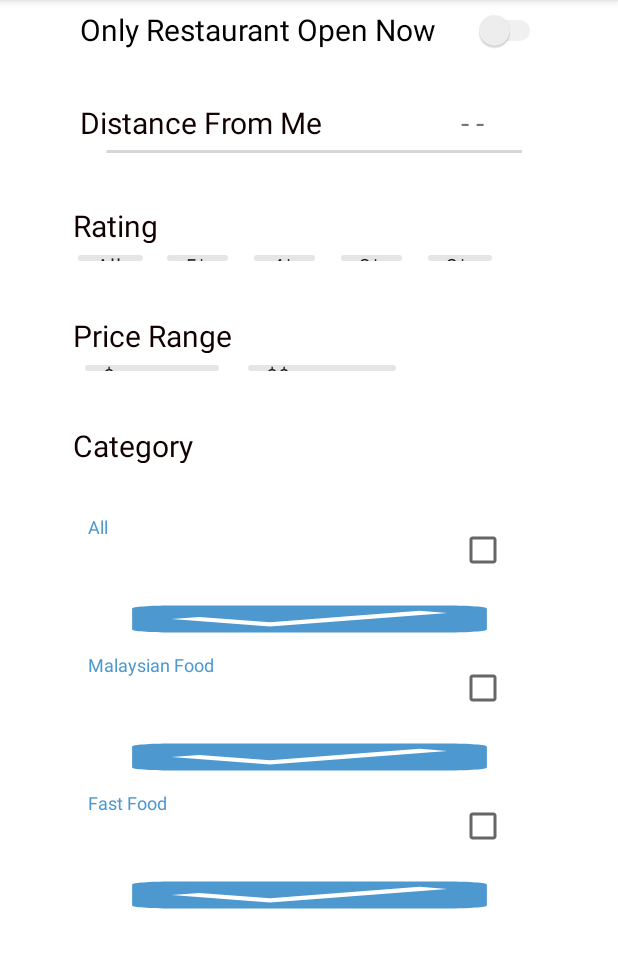
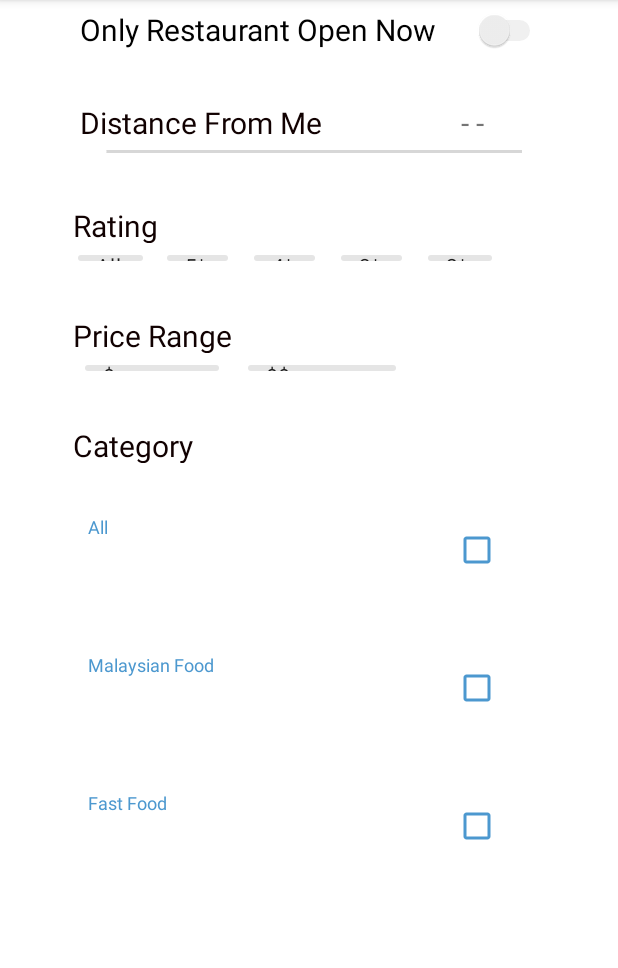
Before and after one commit to ooizhenyi/JustEat, an Android app: the screen it shows after launch (MainActivity), on a phone screen of 412 x 824 dp, the part 84-1052 px from its top. Run offline under Robolectric (Android 15) with nearby library versions, the phone set to English and light mode, and no system bars.

Commit message:
mobileASSM

```diff
--- a/app/src/main/java/com/example/justeat/MainActivity.kt
+++ b/app/src/main/java/com/example/justeat/MainActivity.kt
@@ -1,8 +1,13 @@
 package com.example.justeat
 
+import android.Manifest
 import android.content.Context
+import android.content.pm.PackageManager
 import android.graphics.Canvas
 import android.graphics.drawable.Drawable
+import android.location.Location
+import android.location.LocationManager
+import android.os.Build
 import androidx.appcompat.app.AppCompatActivity
 import android.os.Bundle
 import android.view.LayoutInflater
@@ -12,12 +17,18 @@ import android.widget.SeekBar
 import android.widget.Switch
 import android.widget.TextView
 import android.widget.Toast
+import androidx.core.app.ActivityCompat
 import androidx.core.content.ContextCompat
 import androidx.recyclerview.widget.LinearLayoutManager
 import androidx.recyclerview.widget.RecyclerView
+import com.google.android.gms.location.FusedLocationProviderClient
+import com.google.android.gms.maps.GoogleMap
+import com.google.android.gms.maps.SupportMapFragment
 import com.google.android.material.chip.Chip
 import kotlinx.android.synthetic.main.activity_main.*
 import kotlinx.android.synthetic.main.checkbox.*
+
+private const val PERMISSION_REQUEST = 10
 
 class MainActivity : AppCompatActivity(), SeekBar.OnSeekBarChangeListener {
     //seekbar
@@ -28,9 +39,24 @@ class MainActivity : AppCompatActivity(), SeekBar.OnSeekBarChangeListener {
     private val list: RecyclerView? = null
     private var recyclerAdapter: adapter? = null
 
+
+    //map
+
+    lateinit var locationManager: LocationManager
+    private var hasGps = false
+    private var hasNetwork = false
+    private var locationGps: Location? = null
+    private var locationNetwork: Location? = null
+
+    private var permissions = arrayOf(Manifest.permission.ACCESS_FINE_LOCATION, Manifest.permission.ACCESS_COARSE_LOCATION)
+
+
     override fun onCreate(savedInstanceState: Bundle?) {
         super.onCreate(savedInstanceState)
         setContentView(R.layout.activity_main)
+
+
+        //user location
 
         //switch button
         val sw1 = findViewById<Switch>(R.id.switch1)
@@ -56,6 +82,7 @@ class MainActivity : AppCompatActivity(), SeekBar.OnSeekBarChangeListener {
             val chip: Chip? = findViewById(checkedId)
 
             chip?.let {
+                chip?.setChipBackgroundColorResource(R.color.lightBlue)
                 // Show the checked chip text on toast message
                 toast("${it.text} checked")
             }
@@ -66,7 +93,8 @@ class MainActivity : AppCompatActivity(), SeekBar.OnSeekBarChangeListener {
             val chip: Chip? = findViewById(checkId)
             chip?.let {
 
-                chip?.setChipBackgroundColorResource(R.color.lightBlue)
+                //chip?.setChipBackgroundColorResource(R.color.lightBlue)
+
             }
         }
 
@@ -97,7 +125,7 @@ class MainActivity : AppCompatActivity(), SeekBar.OnSeekBarChangeListener {
 
         init {
             drawableline =
-                ContextCompat.getDrawable(context,R.drawable.ic_check_box_black_24dp)
+                ContextCompat.getDrawable(context,R.drawable.checkbox)
         }
 
         override fun onDrawOver(c: Canvas, parent: RecyclerView, state: RecyclerView.State) {
@@ -155,4 +183,9 @@ class MainActivity : AppCompatActivity(), SeekBar.OnSeekBarChangeListener {
 
     fun Context.toast(message:String)=
         Toast.makeText(this,message,Toast.LENGTH_SHORT).show()
+
+
+
+
+
 }
--- /dev/null
+++ b/app/src/main/res/drawable/cb_selector.xml
@@ -0,0 +1,6 @@
+<?xml version="1.0" encoding="utf-8"?>
+<selector xmlns:android="http://schemas.android.com/apk/res/android">
+
+    <item android:state_checked="true" android:drawable="@drawable/ic_check_box_black_24dp" />
+    <item android:state_checked="false" android:drawable="@drawable/ic_check_box_outline_blank_black_24dp" />
+</selector>
--- /dev/null
+++ b/app/src/main/res/drawable/ic_check_box_outline_blank_black_24dp.xml
@@ -0,0 +1,5 @@
+<vector android:height="24dp" android:tint="#4C98CF"
+    android:viewportHeight="24.0" android:viewportWidth="24.0"
+    android:width="24dp" xmlns:android="http://schemas.android.com/apk/res/android">
+    <path android:fillColor="#FF000000" android:pathData="M19,5v14H5V5h14m0,-2H5c-1.1,0 -2,0.9 -2,2v14c0,1.1 0.9,2 2,2h14c1.1,0 2,-0.9 2,-2V5c0,-1.1 -0.9,-2 -2,-2z"/>
+</vector>
--- a/app/src/main/res/layout/activity_main.xml
+++ b/app/src/main/res/layout/activity_main.xml
@@ -25,6 +25,8 @@
         android:id="@+id/seekBar"
         android:layout_width="315dp"
         android:layout_height="15dp"
+        android:progressTint="@color/lightBlue"
+        android:max="10"
         app:layout_constraintTop_toBottomOf="@+id/textView"
         tools:layout_editor_absoluteX="50dp"
         app:layout_constraintLeft_toLeftOf="parent"
@@ -78,6 +80,7 @@
         app:layout_constraintLeft_toLeftOf="parent"
         app:layout_constraintRight_toRightOf="parent"
         app:singleSelection="true"
+
         style="@style/Widget.MaterialComponents.Chip.Choice">
 
         <com.google.android.material.chip.Chip
--- a/app/src/main/res/layout/checkbox.xml
+++ b/app/src/main/res/layout/checkbox.xml
@@ -19,10 +19,11 @@
         android:textSize="12sp"
         />
 
-        <androidx.appcompat.widget.AppCompatCheckBox
-            android:layout_width="wrap_content"
-            android:layout_height="wrap_content"
-            android:layout_alignParentEnd="true"
-            android:layout_alignParentRight="true" />
+    <androidx.appcompat.widget.AppCompatCheckBox
+        android:layout_width="wrap_content"
+        android:layout_height="wrap_content"
+        android:layout_alignParentEnd="true"
+        android:layout_alignParentRight="true"
+        android:button="@drawable/cb_selector" />
 
     </RelativeLayout>
--- a/gradle.properties
+++ b/gradle.properties
@@ -19,3 +19,5 @@ android.useAndroidX=true
 android.enableJetifier=true
 # Kotlin code style for this project: "official" or "obsolete":
 kotlin.code.style=official
+
+ApiKeyMap="AIzaSyABCcNkZ4q2DH34jM_IIzsQ4m9-ury_Ph0"
```
Also changed, not shown: app/build.gradle (+9 -0 lines), app/src/main/AndroidManifest.xml (+10 -0 lines), app/src/main/java/com/example/justeat/classess/price.kt (added, +7 -0 lines).
